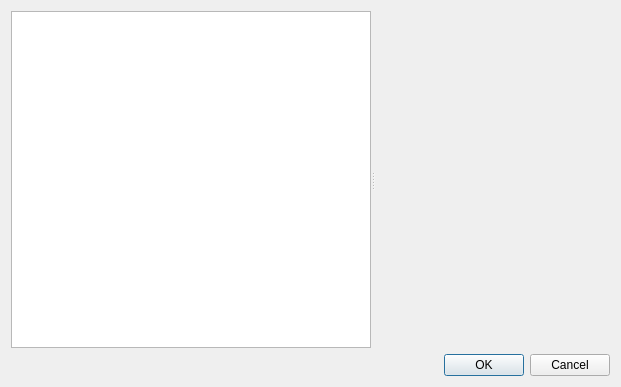
Old version of the form eiskaltdcpp-qt/ui/UISettings.ui in the repository Delitants/eiskaltdcpp.
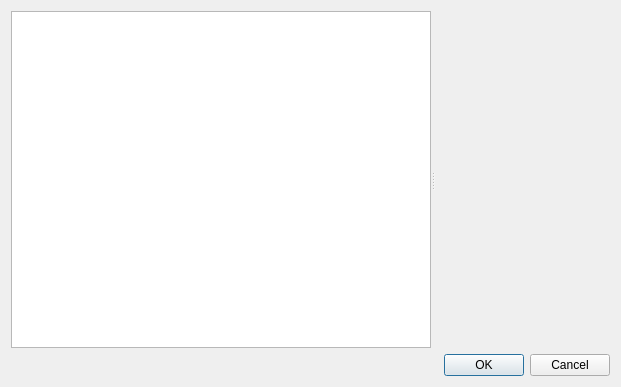
New version of the form.

The edit to the form file:
```diff
--- a/eiskaltdcpp-qt/ui/UISettings.ui
+++ b/eiskaltdcpp-qt/ui/UISettings.ui
@@ -28,13 +28,13 @@
      <widget class="QListWidget" name="listWidget">
       <property name="minimumSize">
        <size>
-        <width>180</width>
+        <width>210</width>
         <height>0</height>
        </size>
       </property>
       <property name="maximumSize">
        <size>
-        <width>360</width>
+        <width>420</width>
         <height>16777215</height>
        </size>
       </property>
```
